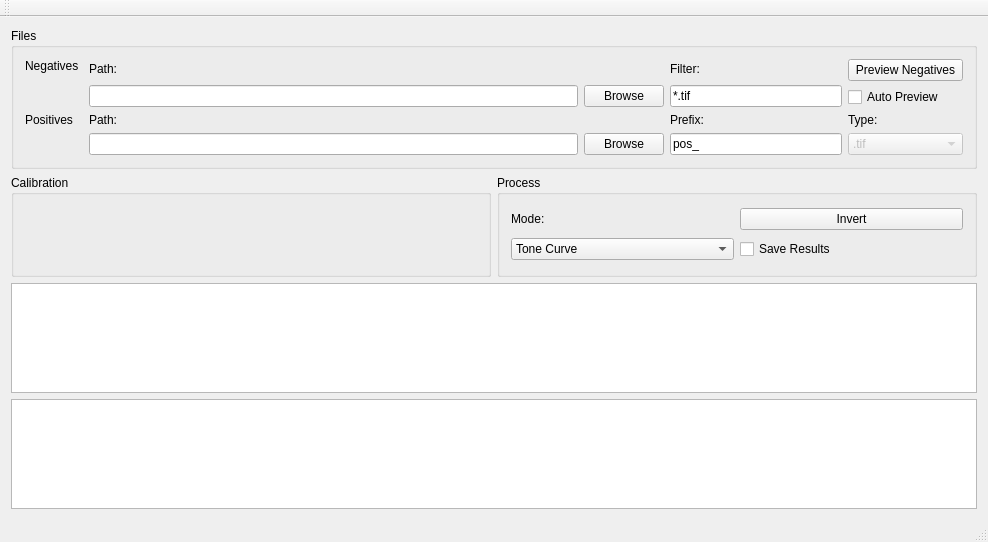
Above: src/mainwindow.ui from lmeinel/NegLab before the change. Below: the same form after it.
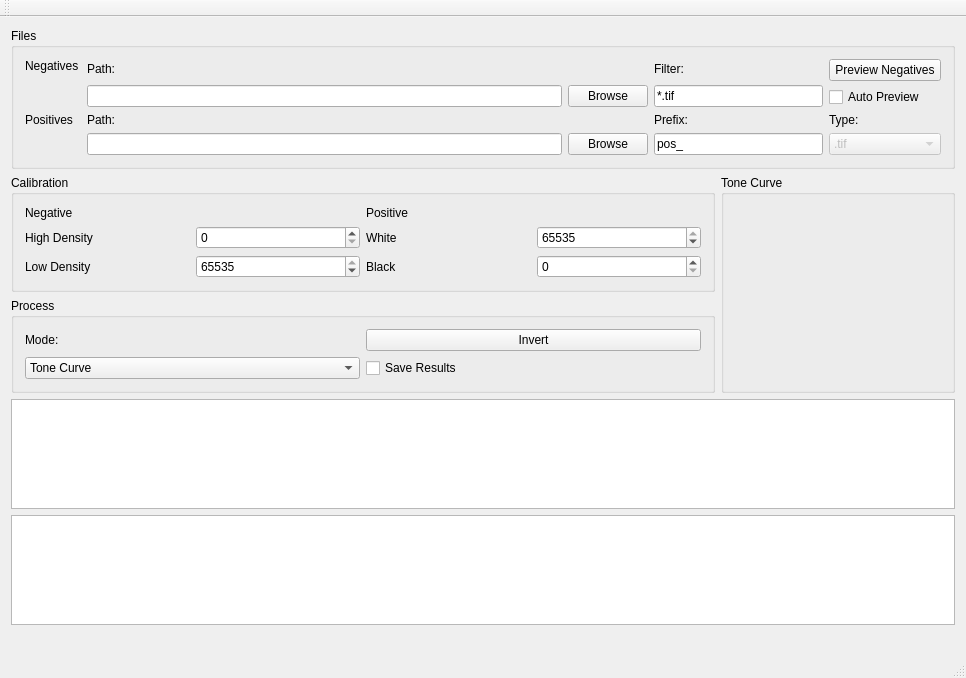
That is the form after the change. Custom widgets are drawn as their Qt base class.

The edit to the form file:
```diff
--- a/src/mainwindow.ui
+++ b/src/mainwindow.ui
@@ -6,8 +6,8 @@
    <rect>
     <x>0</x>
     <y>0</y>
-    <width>988</width>
-    <height>542</height>
+    <width>966</width>
+    <height>636</height>
    </rect>
   </property>
   <property name="sizePolicy">
@@ -203,21 +203,113 @@
      </widget>
     </item>
     <item>
-     <layout class="QHBoxLayout" name="horizontalLayout_5">
-      <item>
-       <widget class="QGroupBox" name="groupBox_2">
+     <layout class="QGridLayout" name="gridLayout" rowstretch="1,1" columnstretch="3,1,0">
+      <item row="0" column="0">
+       <widget class="QGroupBox" name="groupBox_Calibration">
+        <property name="enabled">
+         <bool>true</bool>
+        </property>
         <property name="title">
          <string>Calibration</string>
         </property>
-        <layout class="QHBoxLayout" name="horizontalLayout_9">
-         <item>
-          <layout class="QGridLayout" name="gridLayout_4"/>
+        <layout class="QGridLayout" name="gridLayout_4">
+         <item row="0" column="0">
+          <layout class="QGridLayout" name="gridLayout_Calibration">
+           <item row="2" column="0">
+            <widget class="QLabel" name="label_NegLdVal">
+             <property name="text">
+              <string>Low Density</string>
+             </property>
+            </widget>
+           </item>
+           <item row="1" column="2">
+            <widget class="QLabel" name="label_PosWhiteVal">
+             <property name="text">
+              <string>White</string>
+             </property>
+            </widget>
+           </item>
+           <item row="2" column="2">
+            <widget class="QLabel" name="label_PosBlackVal">
+             <property name="text">
+              <string>Black</string>
+             </property>
+            </widget>
+           </item>
+           <item row="2" column="1">
+            <widget class="QSpinBox" name="spinBox_NegLdVal">
+             <property name="maximum">
+              <number>65535</number>
+             </property>
+             <property name="singleStep">
+              <number>100</number>
+             </property>
+             <property name="value">
+              <number>65535</number>
+             </property>
+            </widget>
+           </item>
+           <item row="1" column="3">
+            <widget class="QSpinBox" name="spinBox_PosWhiteVal">
+             <property name="maximum">
+              <number>65535</number>
+             </property>
+             <property name="singleStep">
+              <number>100</number>
+             </property>
+             <property name="value">
+              <number>65535</number>
+             </property>
+            </widget>
+           </item>
+           <item row="2" column="3">
+            <widget class="QSpinBox" name="spinBox_PosBlackVal">
+             <property name="maximum">
+              <number>65535</number>
+             </property>
+             <property name="singleStep">
+              <number>100</number>
+             </property>
+            </widget>
+           </item>
+           <item row="1" column="0">
+            <widget class="QLabel" name="label_NegHdVal">
+             <property name="text">
+              <string>High Density</string>
+             </property>
+            </widget>
+           </item>
+           <item row="1" column="1">
+            <widget class="QSpinBox" name="spinBox_NegHdVal">
+             <property name="maximum">
+              <number>65535</number>
+             </property>
+             <property name="singleStep">
+              <number>100</number>
+             </property>
+            </widget>
+           </item>
+           <item row="0" column="0">
+            <widget class="QLabel" name="label_9">
+             <property name="text">
+              <string>Negative</string>
+             </property>
+            </widget>
+           </item>
+           <item row="0" column="2">
+            <widget class="QLabel" name="label_10">
+             <property name="text">
+              <string>Positive</string>
+             </property>
+            </widget>
+           </item>
+          </layout>
          </item>
         </layout>
        </widget>
       </item>
-      <item>
-       <widget class="QGroupBox" name="groupBox_3">
+      <item row="1" column="0">
+       <widget class="QGroupBox" name="groupBox_Process">
         <property name="title">
          <string>Process</string>
         </property>
@@ -264,6 +356,25 @@
         </layout>
        </widget>
       </item>
+      <item row="0" column="1" rowspan="2">
+       <widget class="QGroupBox" name="groupBox_ToneCurve">
+        <property name="enabled">
+         <bool>true</bool>
+        </property>
+        <property name="title">
+         <string>Tone Curve</string>
+        </property>
+        <layout class="QGridLayout" name="gridLayout_8">
+         <item row="0" column="0">
+          <layout class="QGridLayout" name="gridLayout_7">
+           <item row="0" column="0">
+            <widget class="QCustomPlot" name="widget_ToneCurve" native="true"/>
+           </item>
+          </layout>
+         </item>
+        </layout>
+       </widget>
+      </item>
      </layout>
     </item>
     <item>
@@ -373,6 +484,13 @@
       </property>
      </widget>
     </item>
+    <item>
+     <widget class="QLabel" name="label_11">
+      <property name="text">
+       <string/>
+      </property>
+     </widget>
+    </item>
    </layout>
   </widget>
   <widget class="QMenuBar" name="menuBar">
@@ -402,6 +520,14 @@
   </widget>
  </widget>
  <layoutdefault spacing="6" margin="11"/>
+ <customwidgets>
+  <customwidget>
+   <class>QCustomPlot</class>
+   <extends>QWidget</extends>
+   <header>qcustomplot.h</header>
+   <container>1</container>
+  </customwidget>
+ </customwidgets>
  <resources/>
  <connections/>
 </ui>
```
Left out of the diff: 2 changed lines with no effect on the pictures.
